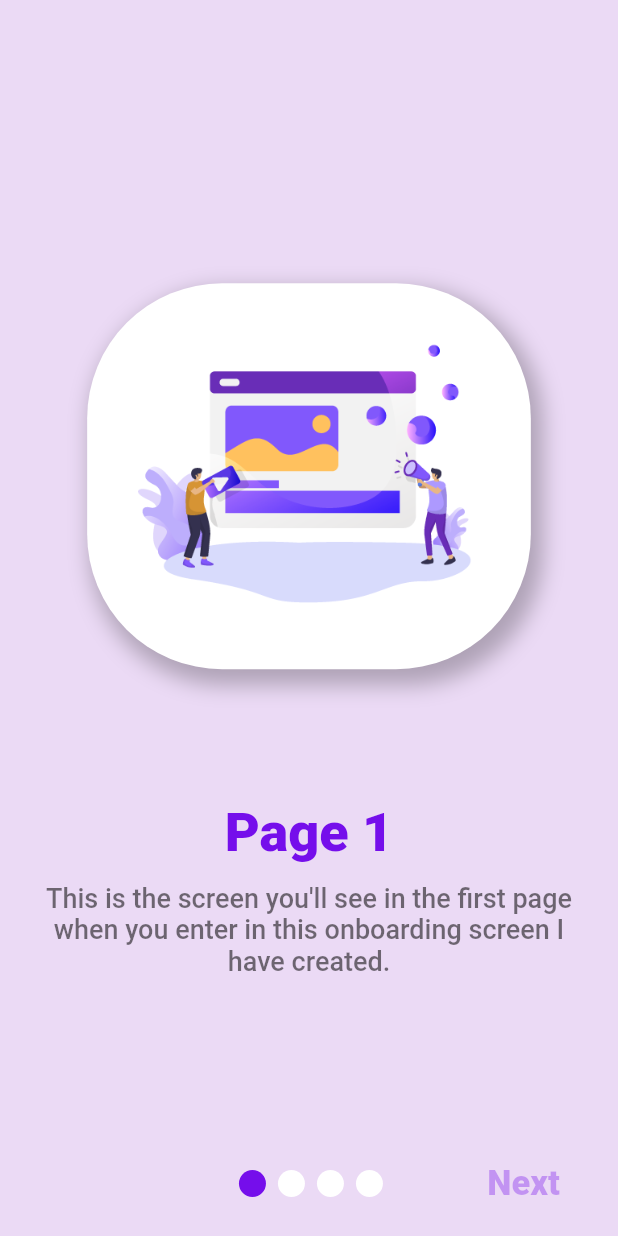
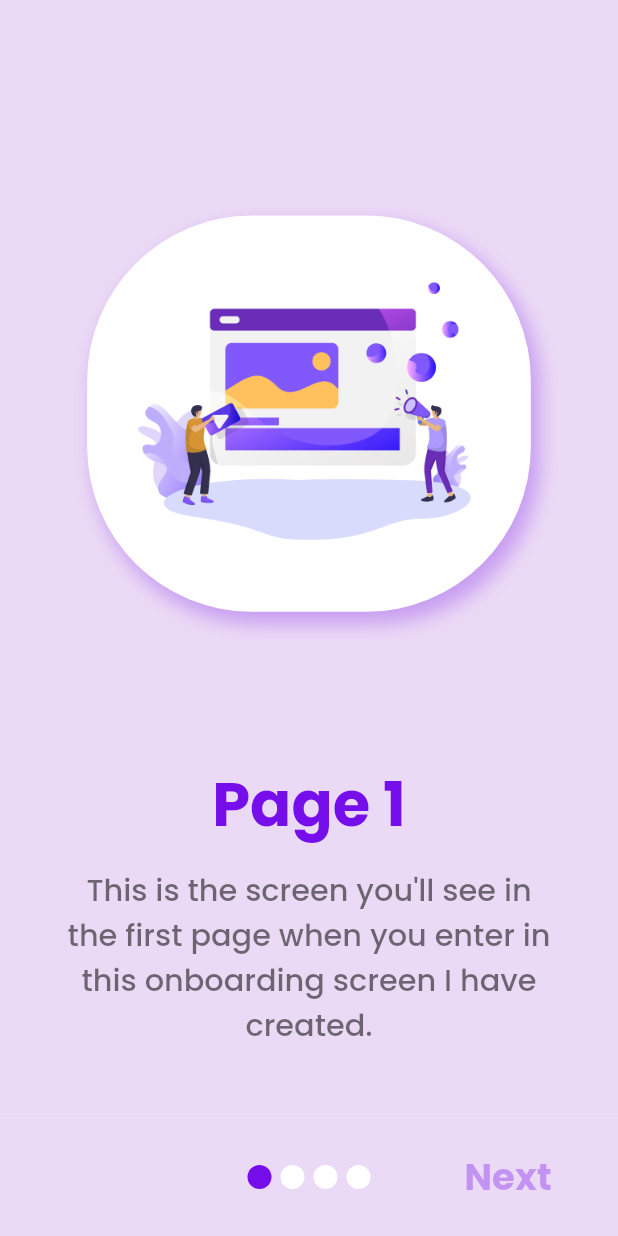
Before and after one commit to oonra/pageviewonboarding, a Flutter app: the screen it shows after launch, on a phone screen of 412 x 824 dp. Run offline on Flutter 3.47's test engine with Material 2 defaults, Android fonts, the phone set to English and light mode, and no system bars; drawn by our look-alikes of smooth_page_indicator; our stand-ins replace google_fonts.

Commit message:
Added responsive scaling and style customizations

```diff
--- a/lib/pages/onboardingscreen.dart
+++ b/lib/pages/onboardingscreen.dart
@@ -1,9 +1,12 @@
 import 'package:flutter/material.dart';
-import 'package:pageviewonboarding/widgets/customtextbutton.dart';
 import 'package:smooth_page_indicator/smooth_page_indicator.dart';
 
 import 'package:pageviewonboarding/widgets/onboardcontent.dart';
+import 'package:pageviewonboarding/widgets/customtextbutton.dart';
 import 'package:pageviewonboarding/widgets/customtextstyle.dart';
+
+const double mockupWidth = 412.0;
+const double mockupHeight = 732.0;
 
 class OnboardingScreen extends StatefulWidget {
   const OnboardingScreen({Key? key}) : super(key: key);
@@ -24,6 +27,13 @@ class _OnboardingScreenState extends State<OnboardingScreen> {
 
   @override
   Widget build(BuildContext context) {
+
+    final double screenWidth = MediaQuery.of(context).size.width;
+    final double screenHeight = MediaQuery.of(context).size.height;
+
+    final double widthScale = screenWidth / mockupWidth;
+    final double heightScale = screenHeight / mockupHeight;
+
     return Scaffold(
       backgroundColor: Color(0XFFEBDAF5),
       body: PageView(
@@ -32,9 +42,8 @@ class _OnboardingScreenState extends State<OnboardingScreen> {
           setState(() {
             pageIndex = index;
           });
-          print("Index is $pageIndex");
         },
-        physics: NeverScrollableScrollPhysics(),
+        physics: const NeverScrollableScrollPhysics(),
         children: const [
           OnboardContent(
               image: "assets/images/placeholder1.png",
@@ -59,16 +68,18 @@ class _OnboardingScreenState extends State<OnboardingScreen> {
         ],
       ),
       bottomSheet: Container(
-        height: 70.0,
-        decoration: BoxDecoration(
+        height: 70.0 * heightScale,
+        decoration: const BoxDecoration(
           color: Color(0XFFEBDAF5)
         ),
         child: Row(
           mainAxisAlignment: MainAxisAlignment.spaceAround,
           children: [
-            pageIndex == 0
+            SizedBox(
+              width: 110.0 * widthScale,
+              child: pageIndex == 0
                   ?
-            SizedBox(width: 67.0)
+              SizedBox()
                   :
               CustomTextButton(
                   displayText: "Back",
@@ -76,20 +87,22 @@ class _OnboardingScreenState extends State<OnboardingScreen> {
                       duration: const Duration(milliseconds: 500),
                       curve: Curves.easeInOut)
               ),
-            Center(
-              child: SmoothPageIndicator(
+            ),
+            SmoothPageIndicator(
               controller: controller,
               count: 4,
-                effect: const JumpingDotEffect(
+              effect: JumpingDotEffect(
                 activeDotColor: Color(0xFF750EEB),
                 dotColor: Colors.white,
-                  dotWidth: 18.0,
-                  dotHeight: 18.0,
-                  jumpScale: 1.2
+                dotWidth: 16.0 * widthScale,
+                dotHeight: 16.0 * widthScale,
+                jumpScale: 1.0,
+                spacing: 6.0 * widthScale
               ),
             ),
-            ),
-            pageIndex == 3
+            SizedBox(
+              width: 110.0 * widthScale,
+              child: pageIndex == 3
                   ?
               CustomTextButton(
                 displayText: "Let's go!",
@@ -102,6 +115,7 @@ class _OnboardingScreenState extends State<OnboardingScreen> {
                   duration: const Duration(milliseconds: 500),
                   curve: Curves.easeInOut)
               ),
+            ),
           ],
         ),
       ),
--- /dev/null
+++ b/lib/responsiveness.dart
@@ -0,0 +1,17 @@
+/*
+
+
+--- Screen sizes of the Nexus 6, which is the mockup emulator used for testing ---
+const double mockupWidth = 412.0;
+const double mockupHeight = 732.0;
+
+--- Screen sizes of the actual device that the app will be tested on ---
+final double screenWidth = MediaQuery.of(context).size.width;
+final double screenHeight = MediaQuery.of(context).size.height;
+
+--- Scaling variables which will be used for scaling sizes of texts, images, padding, border radius, etc. ---
+final double widthScale = screenWidth / mockupWidth;
+final double heightScale = screenHeight / mockupHeight;
+
+
+*/
--- a/lib/widgets/customtextbutton.dart
+++ b/lib/widgets/customtextbutton.dart
@@ -1,4 +1,8 @@
 import 'package:flutter/material.dart';
+import 'package:google_fonts/google_fonts.dart';
+
+const double mockupWidth = 412.0;
+const double mockupHeight = 732.0;
 
 class CustomTextButton extends StatelessWidget {
   final String displayText;
@@ -10,20 +14,27 @@ class CustomTextButton extends StatelessWidget {
   const CustomTextButton({
     Key? key,
     required this.displayText,
-    this.fontSize = 23.0,
-    this.fontWeight = FontWeight.w800,
+    this.fontSize = 22.0,
+    this.fontWeight = FontWeight.w700,
     this.color = const Color.fromRGBO(117, 14, 235, 0.35),
     required this.onPressed,
   }) : super(key: key);
 
   @override
   Widget build(BuildContext context) {
+
+    final double screenWidth = MediaQuery.of(context).size.width;
+    final double screenHeight = MediaQuery.of(context).size.height;
+
+    final double widthScale = screenWidth / mockupWidth;
+    final double heightScale = screenHeight / mockupHeight;
+
     return TextButton(
       onPressed: onPressed,
       child: Text(
         displayText,
-        style: TextStyle(
-          fontSize: fontSize,
+        style: GoogleFonts.poppins(
+          fontSize: fontSize * heightScale,
           fontWeight: fontWeight,
           color: color
         ),
--- a/lib/widgets/customtextstyle.dart
+++ b/lib/widgets/customtextstyle.dart
@@ -1,5 +1,9 @@
 import 'dart:ui';
 import 'package:flutter/material.dart';
+import 'package:google_fonts/google_fonts.dart';
+
+const double mockupWidth = 412.0;
+const double mockupHeight = 732.0;
 
 //HEADER FONT
 class TextHeader extends StatelessWidget {
@@ -14,7 +18,7 @@ class TextHeader extends StatelessWidget {
     Key? key,
     required this.text,
     this.fontSize = 36.0,
-    this.fontWeight = FontWeight.w800,
+    this.fontWeight = FontWeight.w700,
     this.color = const Color(0xFF750EEB),
     this.textAlign = TextAlign.center,
     this.margin = const EdgeInsets.all(12.0)
@@ -22,14 +26,23 @@ class TextHeader extends StatelessWidget {
 
   @override
   Widget build(BuildContext context) {
+
+    final double screenWidth = MediaQuery.of(context).size.width;
+    final double screenHeight = MediaQuery.of(context).size.height;
+
+    final double widthScale = screenWidth / mockupWidth;
+    final double heightScale = screenHeight / mockupHeight;
+
     return Container(
       margin: margin,
       child: Text(
         text,
-        style: TextStyle(
-          fontSize: fontSize,
-          fontWeight: fontWeight,
-          color: color,
+        style: GoogleFonts.poppins(
+          textStyle: TextStyle(
+            fontSize: fontSize * heightScale,
+            fontWeight: fontWeight,
+            color: color,
+          )
         ),
         textAlign: textAlign,
       ),
@@ -57,16 +70,43 @@ class TextParag extends StatelessWidget {
 
   @override
   Widget build(BuildContext context) {
+
+    final double screenWidth = MediaQuery.of(context).size.width;
+    final double screenHeight = MediaQuery.of(context).size.height;
+
+    final double widthScale = screenWidth / mockupWidth;
+    final double heightScale = screenHeight / mockupHeight;
+
     return Container(
       child: Text(
         text,
+        style: GoogleFonts.poppins(
+            textStyle: TextStyle(
+              fontSize: fontSize * heightScale,
+              fontWeight: fontWeight,
+              color: color,
+            )
+        ),
+        textAlign: textAlign,
+      ),
+    );
+  }
+}
+
+
+
+
+/*
+    return Container(
+      margin: margin,
+      child: Text(
+        text,
         style: TextStyle(
-          fontSize: fontSize,
+          fontSize: fontSize * heightScale,
           fontWeight: fontWeight,
           color: color,
         ),
         textAlign: textAlign,
       ),
     );
-  }
-}
+ */
--- a/lib/widgets/onboardcontent.dart
+++ b/lib/widgets/onboardcontent.dart
@@ -1,5 +1,9 @@
 import 'package:flutter/material.dart';
 import 'package:pageviewonboarding/widgets/customtextstyle.dart';
+
+final double mockupWidth = 412.0;
+final double mockupHeight = 732.0;
+
 
 class OnboardContent extends StatelessWidget {
   final String image;
@@ -15,31 +19,41 @@ class OnboardContent extends StatelessWidget {
 
   @override
   Widget build(BuildContext context) {
+
+    final double screenWidth = MediaQuery.of(context).size.width;
+    final double screenHeight = MediaQuery.of(context).size.height;
+
+    final double widthScale = screenWidth / mockupWidth;
+    final double heightScale = screenHeight / mockupHeight;
+
     return Container(
       child: Padding(
-        padding: const EdgeInsets.all(20.0),
+        padding: EdgeInsets.all(20.0 * (widthScale * 2)),
         child: Column(
           mainAxisAlignment: MainAxisAlignment.center,
           crossAxisAlignment: CrossAxisAlignment.center,
           children: [
             Container(
-              margin: EdgeInsets.all(16.0),
-              decoration: const BoxDecoration(
+              margin: EdgeInsets.symmetric(
+                horizontal: 16.0 * widthScale,
+                vertical: 16.0 * heightScale
+              ),
+              decoration: BoxDecoration(
                 color: Colors.white,
-                borderRadius: BorderRadius.all(Radius.circular(90.0)),
-                boxShadow: [
+                borderRadius: BorderRadius.all(Radius.circular(110.0 * widthScale)),
+                boxShadow: const [
                   BoxShadow(
                     offset: Offset(5.0, 7.0),
-                    color: Colors.black26,
-                    blurRadius: 12.0,
-                    spreadRadius: 3.0,
+                    color: Color.fromRGBO(117, 14, 235, 0.3),
+                    blurRadius: 10.0,
+                    spreadRadius: 1.0,
                   )
                 ]
               ),
               child: Padding(
-                padding: const EdgeInsets.symmetric(
-                  horizontal: 14.0,
-                  vertical: 28.0
+                padding: EdgeInsets.symmetric(
+                  horizontal: 14.0 * widthScale,
+                  vertical: 28.0 * heightScale
                 ),
                 child: Image(
                   image: AssetImage(image),    //in "assets/images/placeholder1.png" format
@@ -48,8 +62,8 @@ class OnboardContent extends StatelessWidget {
                 ),
               ),
             ),
-            const SizedBox(
-              height: 60.0,
+            SizedBox(
+              height: 60.0 * heightScale,
             ),
             TextHeader(
                 text: title
--- a/pubspec.yaml
+++ b/pubspec.yaml
@@ -32,6 +32,7 @@ dependencies:
   flutter:
     sdk: flutter
   smooth_page_indicator: ^1.0.0+2
+  google_fonts: ^3.0.1
 
 
   # The following adds the Cupertino Icons font to your application.
```
Also changed, not shown: pubspec.lock. Lines whose indentation alone changed are shown as unchanged.
